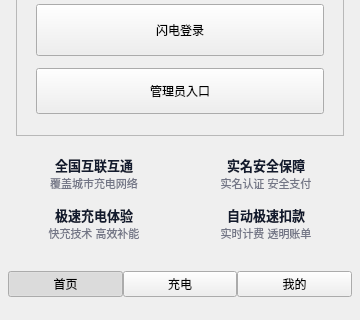
The window that client/mainwindow.ui (justinwills/ChargingPlatform) describes before a commit, drawn with Qt 5; both pictures show x 0 to 360 and y 292 to 612 of the 360 by 612 pixel window.
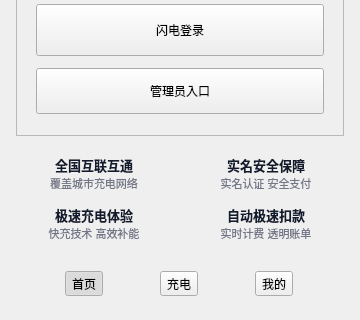
The same window after the commit. Custom widgets are drawn as their Qt base class.

Commit message: Add icons in the navbar

```diff
--- a/client/mainwindow.ui
+++ b/client/mainwindow.ui
@@ -1989,7 +1989,7 @@
       <number>0</number>
      </property>
      <item>
-      <widget class="QPushButton" name="BtnHome">
+       <widget class="QToolButton" name="BtnHome">
        <property name="text">
         <string>首页</string>
        </property>
@@ -1999,26 +1999,35 @@
        <property name="checked">
         <bool>true</bool>
        </property>
+        <property name="toolButtonStyle">
+         <enum>Qt::ToolButtonTextUnderIcon</enum>
+        </property>
       </widget>
      </item>
      <item>
-      <widget class="QPushButton" name="BtnCharge">
+       <widget class="QToolButton" name="BtnCharge">
        <property name="text">
         <string>充电</string>
        </property>
        <property name="checkable">
         <bool>true</bool>
        </property>
+        <property name="toolButtonStyle">
+         <enum>Qt::ToolButtonTextUnderIcon</enum>
+        </property>
       </widget>
      </item>
      <item>
-      <widget class="QPushButton" name="BtnMine">
+       <widget class="QToolButton" name="BtnMine">
        <property name="text">
         <string>我的</string>
        </property>
        <property name="checkable">
         <bool>true</bool>
        </property>
+        <property name="toolButtonStyle">
+         <enum>Qt::ToolButtonTextUnderIcon</enum>
+        </property>
       </widget>
      </item>
     </layout>
```
Lines whose indentation alone changed are shown as unchanged. The commit also changes 9 other files.
